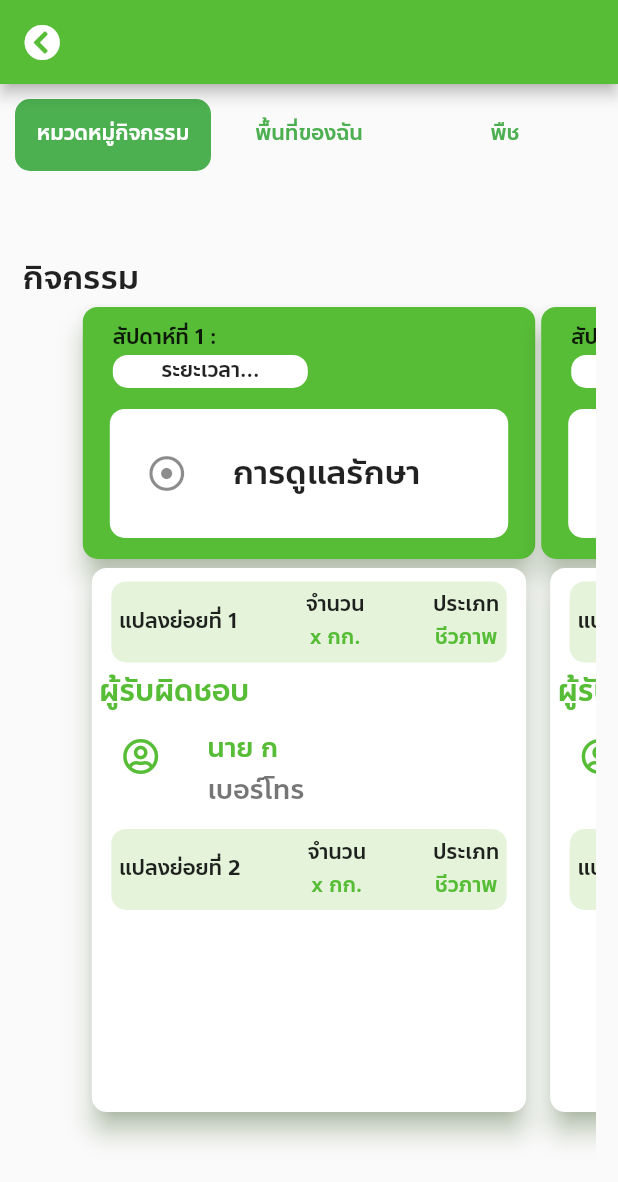
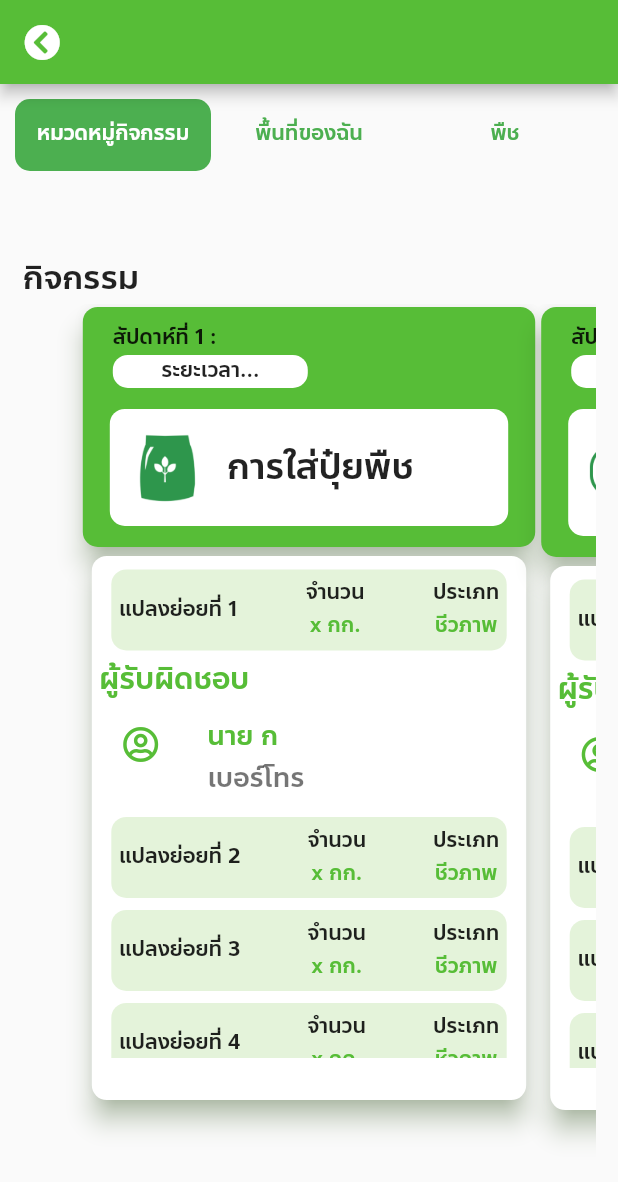
Before and after one commit to PatcharaMoolmai/Hero-Agri, a Flutter app: the HomePage widget shown alone on an empty page, opened directly, after a tap on an icon or button, on a phone screen of 412 x 824 dp. Shown: the top 1182 px of the screen. Run offline on Flutter 3.47's test engine with Material 2 defaults, Android fonts, the phone set to English and light mode, and no system bars; drawn by our look-alikes of carousel_slider; our stand-ins replace dots_indicator, flutter_animation_progress_bar, font_awesome_flutter, google_maps_flutter, pin_code_fields, shared_preferences and 1 more; missing offline and left inert: passwordfield; accounts and stored records are empty; network calls fail.

Commit message:
actvity mockup update

```diff
--- a/lib/activity/activity_page.dart
+++ b/lib/activity/activity_page.dart
@@ -88,13 +88,16 @@ class _ActivityPageState extends State<ActivityPage> {
     final double height = MediaQuery.of(context).size.height;
     final double width = MediaQuery.of(context).size.width;
     final List<String> activityList = [
-      'การดูแลรักษา',
-      'การป้องกัน',
+      'การใส่ปุ๋ยพืช',
+      'การรดน้ำพืช',
       'การพยากรณ์',
       'กิจกรรมพิเศษ'
     ];
     final List<String> activityIconPic = [
-
+      'assets/icons/fertilizer_sack.png',
+      'assets/icons/watering_can.png',
+      'assets/icons/weathering.png',
+      'assets/icons/foggy.png',
     ];
     return Padding(
       padding: EdgeInsets.all(15),
@@ -170,19 +173,31 @@ class _ActivityPageState extends State<ActivityPage> {
                                 TileCard(
                                     elevation: 0,
                                     insets: EdgeInsets.symmetric(
-                                        vertical: 15, horizontal: 10),
-                                    child: ListTile(
-                                      title: Text(
+                                        vertical: 5, horizontal: 0),
+                                    child: TileCard(
+                                        elevation: 0,
+                                        borderRadius: 3,
+                                        insets: EdgeInsets.zero,
+                                        child: Row(
+                                          children: [
+                                            Image.asset(
+                                              activityIconPic[
+                                                  activityList.indexOf(i)],
+                                              scale: 15,
+                                            ),
+                                            SizedBox(
+                                              width: 10,
+                                            ),
+                                            Text(
                                               '$i',
                                               style: TextStyle(
+                                                fontSize: 24,
                                                 fontFamily: 'Anakotmai',
-                                          fontSize: 22,
                                                 fontWeight: FontWeight.w500,
                                               ),
                                             ),
-                                      leading:
-                                          FaIcon(FontAwesomeIcons.dotCircle),
-                                    ))
+                                          ],
+                                        )))
                               ],
                             ),
                             padding: EdgeInsets.all(2),
@@ -277,56 +292,8 @@ class _ActivityPageState extends State<ActivityPage> {
                                     ],
                                   ),
                                 ),
-                                TileCard(
-                                    elevation: 0,
-                                    color: Color(0xFFE4F3DA),
-                                    child: Row(
-                                      mainAxisAlignment:
-                                          MainAxisAlignment.spaceBetween,
-                                      children: <Widget>[
-                                        Flexible(
-                                            child: Text(
-                                          'แปลงย่อยที่ 2',
-                                          style: TextStyle(
-                                            fontWeight: FontWeight.w500,
-                                          ),
-                                        )),
-                                        Flexible(
-                                            child: Column(
-                                          children: <Widget>[
-                                            Text(
-                                              'จำนวน',
-                                              style: TextStyle(
-                                                fontWeight: FontWeight.w500,
-                                              ),
-                                            ),
-                                            Text(
-                                              'x กก.',
-                                              style: TextStyle(
-                                                  fontWeight: FontWeight.w500,
-                                                  color: Color(0xFF57BD37)),
-                                            )
-                                          ],
-                                        )),
-                                        Flexible(
-                                            child: Column(
-                                          children: <Widget>[
-                                            Text(
-                                              'ประเภท',
-                                              style: TextStyle(
-                                                fontWeight: FontWeight.w500,
-                                              ),
-                                            ),
-                                            Text(
-                                              'ชีวภาพ',
-                                              style: TextStyle(
-                                                  fontWeight: FontWeight.w500,
-                                                  color: Color(0xFF57BD37)),
-                                            )
-                                          ],
-                                        )),
-                                      ],
-                                    )),
+                                // sub-plot list
+                                subPlot()
                               ],
                             ),
                           )),
@@ -375,9 +342,17 @@ class _ActivityPageState extends State<ActivityPage> {
                   child: Row(
                 mainAxisAlignment: MainAxisAlignment.spaceEvenly,
                 children: [
-                  TileCard(
-                    child: Text('รูปต้นไม้'),
-                    color: Colors.lightGreen,
+                  CircleAvatar(
+                    radius: 30,
+                    backgroundColor: Color(0xFF57BD37).withOpacity(0.5),
+                    child: CircleAvatar(
+                      radius: 28,
+                      backgroundColor: Colors.white,
+                      child: Image.asset(
+                        'assets/icons/durian.png',
+                        scale: 12,
+                      ),
+                    ),
                   ),
                   Column(
                     children: [
@@ -412,9 +387,17 @@ class _ActivityPageState extends State<ActivityPage> {
                   child: Row(
                 mainAxisAlignment: MainAxisAlignment.spaceEvenly,
                 children: [
-                  TileCard(
-                    child: Text('รูปต้นไม้'),
-                    color: Colors.lightGreen,
+                  CircleAvatar(
+                    radius: 30,
+                    backgroundColor: Color(0xFF57BD37).withOpacity(0.5),
+                    child: CircleAvatar(
+                      radius: 28,
+                      backgroundColor: Colors.white,
+                      child: Image.asset(
+                        'assets/icons/durian.png',
+                        scale: 12,
+                      ),
+                    ),
                   ),
                   Column(
                     children: [
@@ -453,9 +436,17 @@ class _ActivityPageState extends State<ActivityPage> {
                   child: Row(
                 mainAxisAlignment: MainAxisAlignment.spaceEvenly,
                 children: [
-                  TileCard(
-                    child: Text('รูปต้นไม้'),
-                    color: Colors.lightGreen,
+                  CircleAvatar(
+                    radius: 30,
+                    backgroundColor: Color(0xFF57BD37).withOpacity(0.5),
+                    child: CircleAvatar(
+                      radius: 28,
+                      backgroundColor: Colors.white,
+                      child: Image.asset(
+                        'assets/icons/grapefruit-3.png',
+                        scale: 12,
+                      ),
+                    ),
                   ),
                   Column(
                     children: [
@@ -490,9 +481,17 @@ class _ActivityPageState extends State<ActivityPage> {
                   child: Row(
                 mainAxisAlignment: MainAxisAlignment.spaceEvenly,
                 children: [
-                  TileCard(
-                    child: Text('รูปต้นไม้'),
-                    color: Colors.lightGreen,
+                  CircleAvatar(
+                    radius: 30,
+                    backgroundColor: Color(0xFF57BD37).withOpacity(0.5),
+                    child: CircleAvatar(
+                      radius: 28,
+                      backgroundColor: Colors.white,
+                      child: Image.asset(
+                        'assets/icons/grapefruit-3.png',
+                        scale: 12,
+                      ),
+                    ),
                   ),
                   Column(
                     children: [
@@ -531,9 +530,17 @@ class _ActivityPageState extends State<ActivityPage> {
                   child: Row(
                 mainAxisAlignment: MainAxisAlignment.spaceEvenly,
                 children: [
-                  TileCard(
-                    child: Text('รูปต้นไม้'),
-                    color: Colors.lightGreen,
+                  CircleAvatar(
+                    radius: 30,
+                    backgroundColor: Color(0xFF57BD37).withOpacity(0.5),
+                    child: CircleAvatar(
+                      radius: 28,
+                      backgroundColor: Colors.white,
+                      child: Image.asset(
+                        'assets/icons/longan.png',
+                        scale: 12,
+                      ),
+                    ),
                   ),
                   Column(
                     children: [
@@ -567,4 +574,64 @@ class _ActivityPageState extends State<ActivityPage> {
       ],
     ));
   }
+
+  Widget subPlot() {
+    List<Widget> subPlotList = [];
+    for (var i = 0; i < 4; i++) {
+      subPlotList.add(
+        TileCard(
+            elevation: 0,
+            color: Color(0xFFE4F3DA),
+            child: Row(
+              mainAxisAlignment: MainAxisAlignment.spaceBetween,
+              children: <Widget>[
+                Flexible(
+                    child: Text(
+                  'แปลงย่อยที่ ${i + 2}',
+                  style: TextStyle(
+                    fontWeight: FontWeight.w500,
+                  ),
+                )),
+                Flexible(
+                    child: Column(
+                  children: <Widget>[
+                    Text(
+                      'จำนวน',
+                      style: TextStyle(
+                        fontWeight: FontWeight.w500,
+                      ),
+                    ),
+                    Text(
+                      'x กก.',
+                      style: TextStyle(
+                          fontWeight: FontWeight.w500,
+                          color: Color(0xFF57BD37)),
+                    )
+                  ],
+                )),
+                Flexible(
+                    child: Column(
+                  children: <Widget>[
+                    Text(
+                      'ประเภท',
+                      style: TextStyle(
+                        fontWeight: FontWeight.w500,
+                      ),
+                    ),
+                    Text(
+                      'ชีวภาพ',
+                      style: TextStyle(
+                          fontWeight: FontWeight.w500,
+                          color: Color(0xFF57BD37)),
+                    )
+                  ],
+                )),
+              ],
+            )),
+      );
     }
+    return Column(
+      children: subPlotList,
+    );
+  }
+}
--- a/lib/home_screen.dart
+++ b/lib/home_screen.dart
@@ -239,10 +239,16 @@ class _HomePageState extends State<HomePage> {
   Widget manageActivity() {
     final double width = MediaQuery.of(context).size.width;
     final List<String> activityList = [
-      'การดูแลรักษา',
-      'การป้องกัน',
+      'การใส่ปุ๋ยพืช',
+      'การรดน้ำพืช',
       'การพยากรณ์',
       'กิจกรรมพิเศษ'
+    ];
+    final List<String> activityIconPic = [
+      'assets/icons/fertilizer_sack.png',
+      'assets/icons/watering_can.png',
+      'assets/icons/weathering.png',
+      'assets/icons/foggy.png',
     ];
     return Padding(
       padding: EdgeInsets.zero,
@@ -312,16 +318,28 @@ class _HomePageState extends State<HomePage> {
                                 ),
                                 TileCard(
                                     elevation: 0,
+                                    borderRadius: 3,
                                     insets: EdgeInsets.symmetric(
-                                      vertical: 15, horizontal: 10),
-                                  child: Text(
+                                        vertical: 5, horizontal: 10),
+                                    child: Row(
+                                      children: [
+                                        Image.asset(
+                                          activityIconPic[
+                                              activityList.indexOf(i)],
+                                          scale: 30,
+                                        ),
+                                        // SizedBox(
+                                        //   width: 10,
+                                        // ),
+                                        Text(
                                           '$i',
                                           style: TextStyle(
                                             fontFamily: 'Anakotmai',
                                             fontWeight: FontWeight.w500,
                                           ),
                                         ),
-                                )
+                                      ],
+                                    ))
                               ],
                             ),
                             managActivityList()
@@ -411,7 +429,7 @@ class _HomePageState extends State<HomePage> {
 
   Widget plotExample() {
     final double width = MediaQuery.of(context).size.width;
-    final List<String> netSrcImage = [
+    final List<String> plotExamplePic = [
       'https://static1.bigstockphoto.com/2/5/1/large1500/152442050.jpg',
       'https://www.maxpixels.net/static/photo/1x/Nature-Zucchini-Garden-Plant-Leaf-Garden-Plot-1002528.jpg',
       'https://www.thaiticketmajor.com/variety/img_content/imgeditor/3(443).jpg',
@@ -431,6 +449,13 @@ class _HomePageState extends State<HomePage> {
       'อำเภอ ค จังหวัด ค',
       'อำเภอ ง จังหวัด ง',
       'อำเภอ จ จังหวัด จ',
+    ];
+    final List<String> plotFruitIcon = [
+      'assets/icons/durian.png',
+      'assets/icons/grapefruit-3.png',
+      'assets/icons/durian.png',
+      'assets/icons/longan.png',
+      'assets/icons/longan.png',
     ];
     return Padding(
       padding: EdgeInsets.zero,
@@ -457,7 +482,7 @@ class _HomePageState extends State<HomePage> {
               // initialPage: 1,
               // autoPlay: true,
             ),
-            items: netSrcImage.map((i) {
+            items: plotExamplePic.map((i) {
               return Builder(
                 builder: (BuildContext context) {
                   return Container(
@@ -552,10 +577,18 @@ class _HomePageState extends State<HomePage> {
                             child: Row(
                               // mainAxisAlignment: MainAxisAlignment.center,
                               children: [
-                                ClipRRect(
-                                  borderRadius: BorderRadius.circular(50),
-                                  child: FaIcon(FontAwesomeIcons.leaf,
-                                      color: Color(0xFF57BD37)),
+                                CircleAvatar(
+                                  radius: 25,
+                                  backgroundColor:
+                                      Color(0xFF57BD37).withOpacity(0.5),
+                                  child: CircleAvatar(
+                                    radius: 23,
+                                    backgroundColor: Colors.white,
+                                    child: Image.asset(
+                                      plotFruitIcon[plotExamplePic.indexOf(i)],
+                                      scale: 15,
+                                    ),
+                                  ),
                                 ),
                                 SizedBox(
                                   width: 20,
@@ -564,7 +597,7 @@ class _HomePageState extends State<HomePage> {
                                   crossAxisAlignment: CrossAxisAlignment.start,
                                   children: <Widget>[
                                     Text(
-                                      '${plotOwnerName[netSrcImage.indexOf(i)]}',
+                                      '${plotOwnerName[plotExamplePic.indexOf(i)]}',
                                       style: TextStyle(
                                           fontFamily: 'Anakotmai',
                                           fontSize: 20,
@@ -572,7 +605,7 @@ class _HomePageState extends State<HomePage> {
                                           color: Colors.amber),
                                     ),
                                     Text(
-                                      '${plotLocation[netSrcImage.indexOf(i)]}',
+                                      '${plotLocation[plotExamplePic.indexOf(i)]}',
                                       style: TextStyle(
                                           fontFamily: 'Anakotmai',
                                           fontSize: 15,
@@ -833,7 +866,7 @@ class _HomePageState extends State<HomePage> {
                           )
                         ],
                       ),
-                      padding: EdgeInsets.all(2),
+                      padding: EdgeInsets.all(10),
                     ),
                   );
                 },
@@ -871,7 +904,7 @@ class _HomePageState extends State<HomePage> {
                 ),
               ),
               Text(
-                'แปลงที่ $plotCount',
+                'แปลงที่ ${plotCount + 1}',
                 style: TextStyle(
                     fontFamily: 'Anakotmai',
                     fontWeight: FontWeight.w500,
```
Also changed, not shown: assets/icons/durian.png (added), assets/icons/fertilizer_sack.png (added), assets/icons/foggy.png (added), assets/icons/grapefruit-3.png (added), assets/icons/longan.png (added), assets/icons/water_drop.png (added), assets/icons/watering_can.png (added), assets/icons/weathering.png (added). Lines whose indentation alone changed are shown as unchanged.
